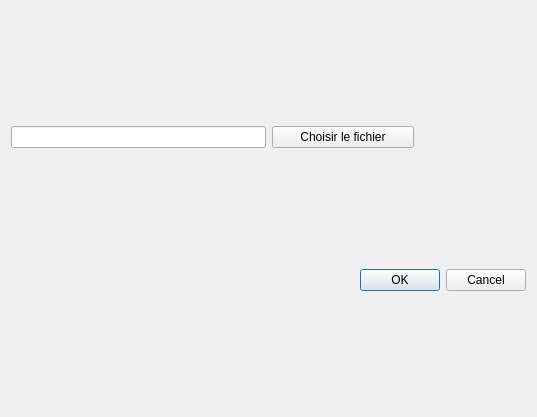
mjc-ermont/Cookie-Logger, file InPut/fileimportdialog.ui: the form before one commit.
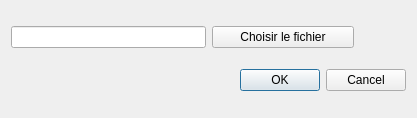
The form after the commit.

What changed in the file:
```diff
--- a/InPut/fileimportdialog.ui
+++ b/InPut/fileimportdialog.ui
@@ -6,8 +6,8 @@
    <rect>
     <x>0</x>
     <y>0</y>
-    <width>537</width>
-    <height>417</height>
+    <width>417</width>
+    <height>118</height>
    </rect>
   </property>
   <property name="windowTitle">
```
